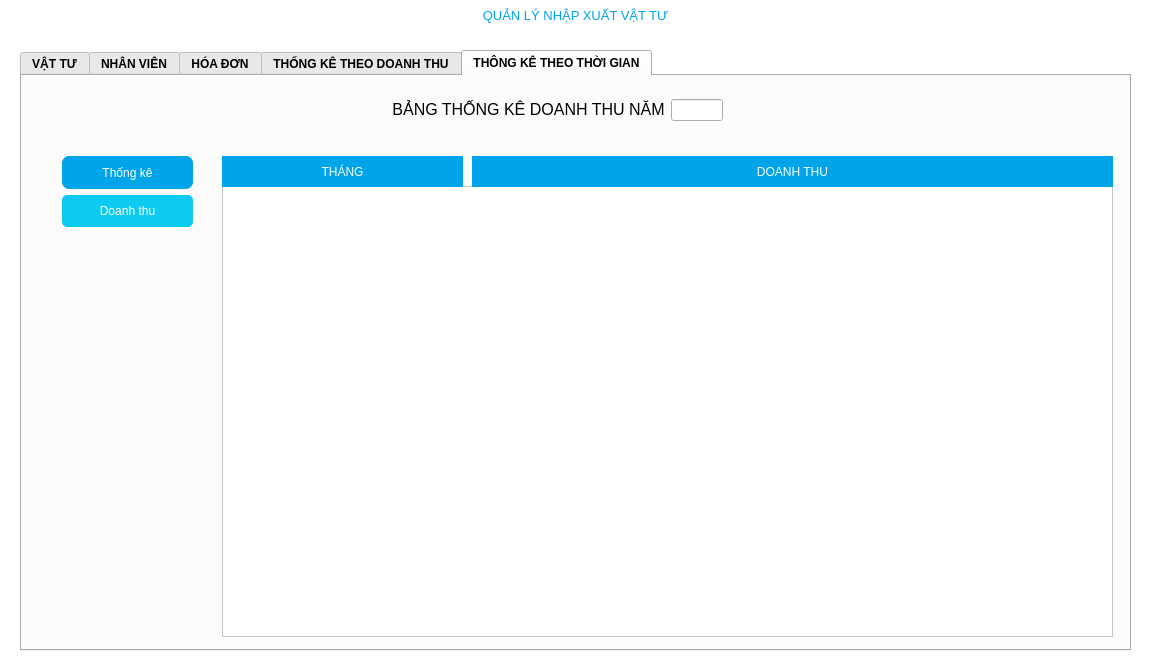
Qt form src/view/mainwindow.ui (VinhNguyenD23/facilitiesManagement) before a commit.
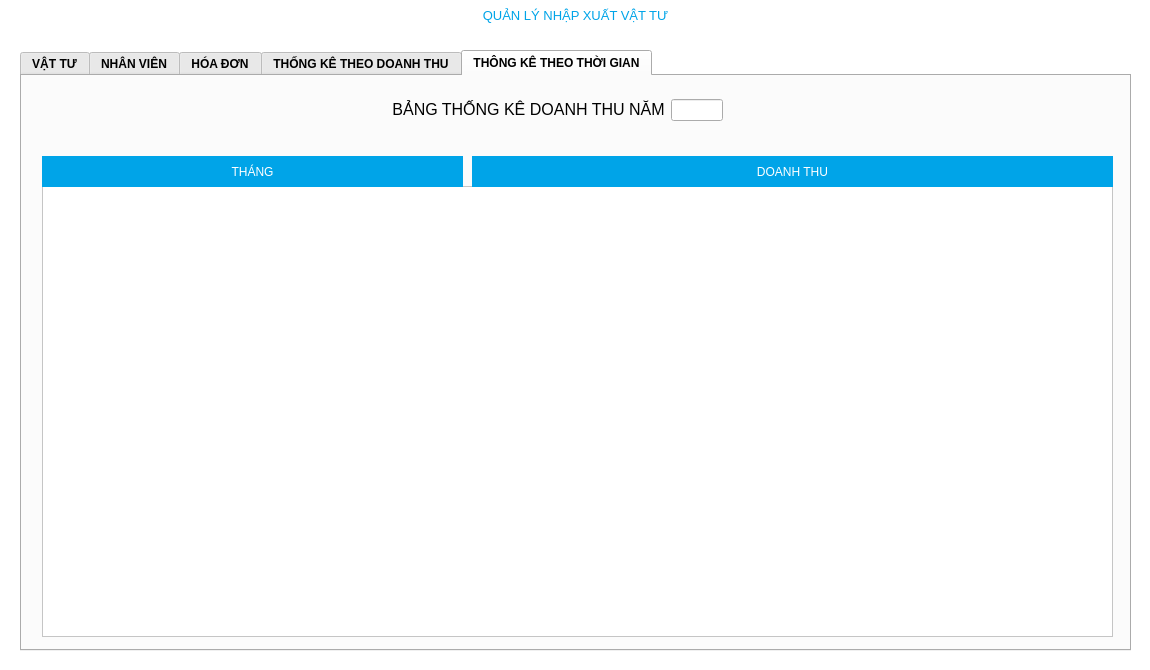
The same form after that commit. The open tabs and pages were chosen to show the change.

Commit message: Change type of table view & more basic layout

```diff
--- a/src/view/mainwindow.ui
+++ b/src/view/mainwindow.ui
@@ -36,7 +36,7 @@
 	height: 24px;
 }
 
-QListView
+QTableView
 {
 	background-color: #fff;
 }
@@ -937,58 +937,12 @@
        <attribute name="title">
         <string>THÔNG KÊ THEO THỜI GIAN</string>
        </attribute>
-       <widget class="QWidget" name="layoutWidget_6">
+       <widget class="QTableView" name="dsnv_6">
         <property name="geometry">
          <rect>
-          <x>40</x>
-          <y>80</y>
-          <width>131</width>
-          <height>71</height>
-         </rect>
-        </property>
-        <layout class="QGridLayout" name="gridLayout_5">
-         <item row="0" column="0">
-          <widget class="QLabel" name="tk_4">
-           <property name="styleSheet">
-            <string notr="true">#vattu {
-	background-color: #00A4E8;
-	color: #ffffff;
-	font: &quot;Lato&quot;;
-	border-radius: 7px
-}</string>
-           </property>
-           <property name="text">
-            <string>Thống kê</string>
-           </property>
-           <property name="alignment">
-            <set>Qt::AlignmentFlag::AlignCenter</set>
-           </property>
-          </widget>
-         </item>
-         <item row="1" column="0">
-          <widget class="QPushButton" name="dt_4">
-           <property name="sizePolicy">
-            <sizepolicy hsizetype="Preferred" vsizetype="Preferred">
-             <horstretch>0</horstretch>
-             <verstretch>0</verstretch>
-            </sizepolicy>
-           </property>
-           <property name="styleSheet">
-            <string notr="true">background-color: rgb(13, 202, 240);</string>
-           </property>
-           <property name="text">
-            <string>Doanh thu</string>
-           </property>
-          </widget>
-         </item>
-        </layout>
-       </widget>
-       <widget class="QListView" name="dsnv_6">
-        <property name="geometry">
-         <rect>
-          <x>200</x>
+          <x>20</x>
           <y>110</y>
-          <width>891</width>
+          <width>1071</width>
           <height>451</height>
          </rect>
         </property>
@@ -996,9 +950,9 @@
        <widget class="QLabel" name="thang">
         <property name="geometry">
          <rect>
-          <x>200</x>
+          <x>20</x>
           <y>80</y>
-          <width>241</width>
+          <width>421</width>
           <height>31</height>
          </rect>
         </property>
```
Left out of the diff: 176 changed lines with no effect on the pictures.
